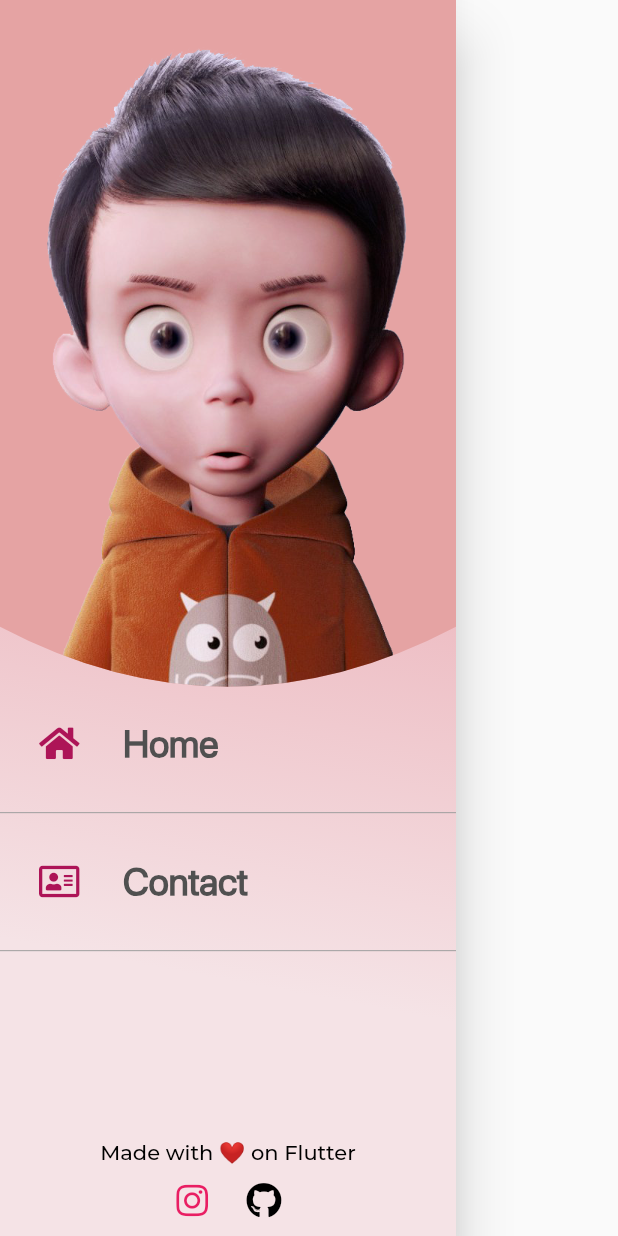
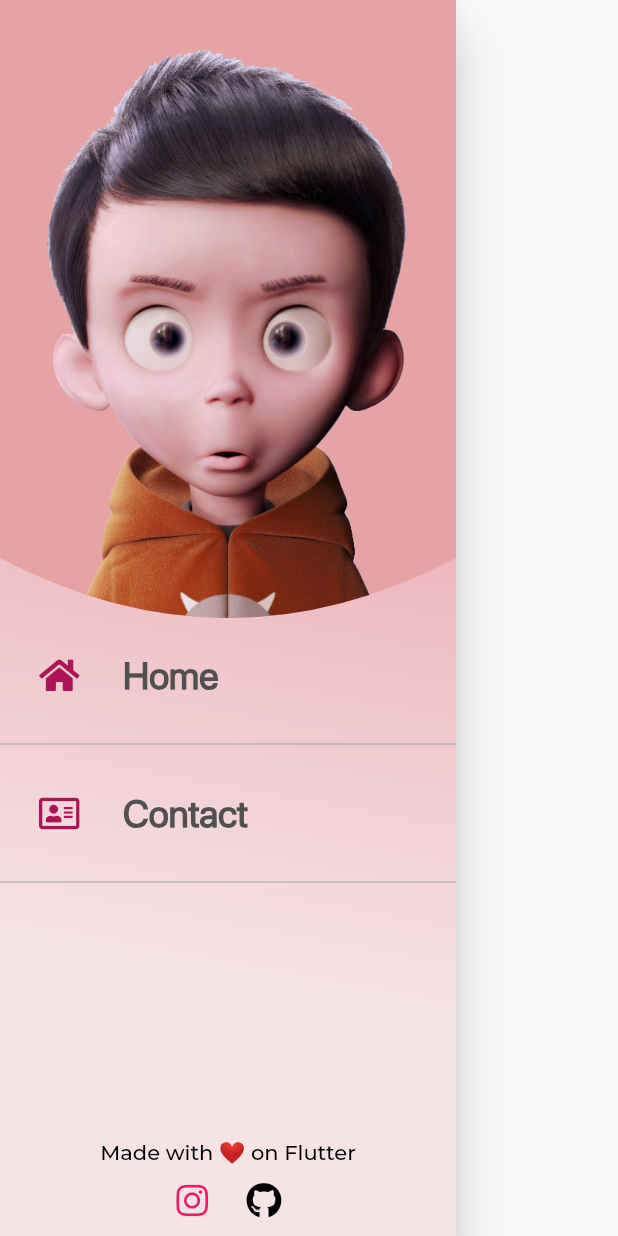
Before and after one commit to suyash-03/SimplePass, a Flutter app: the NavigationDrawerWidget widget shown alone on an empty page, opened directly, on a phone screen of 412 x 824 dp. Run offline on Flutter 3.47's test engine with Material 2 defaults, Android fonts, the phone set to English and light mode, and no system bars; our stand-ins replace animate_do, animated_text_kit, cloud_firestore, firebase_auth, firebase_core, flutter_custom_clippers and 3 more; accounts and stored records are empty.

```diff
--- a/lib/Screens/savedPasswords.dart
+++ b/lib/Screens/savedPasswords.dart
@@ -50,7 +50,7 @@ class _SavedPasswordsState extends State<SavedPasswords> {
             Padding(
               padding: EdgeInsets.fromLTRB(0, 0, 20, 5),
               child: IconButton(
-                icon: FaIcon(FontAwesomeIcons.plusCircle),
+                icon: FaIcon(FontAwesomeIcons.plusCircle,color: Colors.purple,),
                 onPressed: () {
                   showModalBottomSheet<dynamic>(
                       context: context,
--- a/lib/shared/navigationDrawer.dart
+++ b/lib/shared/navigationDrawer.dart
@@ -21,7 +21,7 @@ class NavigationDrawerWidget extends StatelessWidget {
                 clipper: OvalBottomBorderClipper(),
                 child: Container(
                   color: Color(0xffe5a3a3),
-                  height: MediaQuery.of(context).size.height / 1.8,
+                  height: MediaQuery.of(context).size.height / 2,
                   child: Container(
                     width: MediaQuery.of(context).size.width,
                     child: SingleChildScrollView(
```
